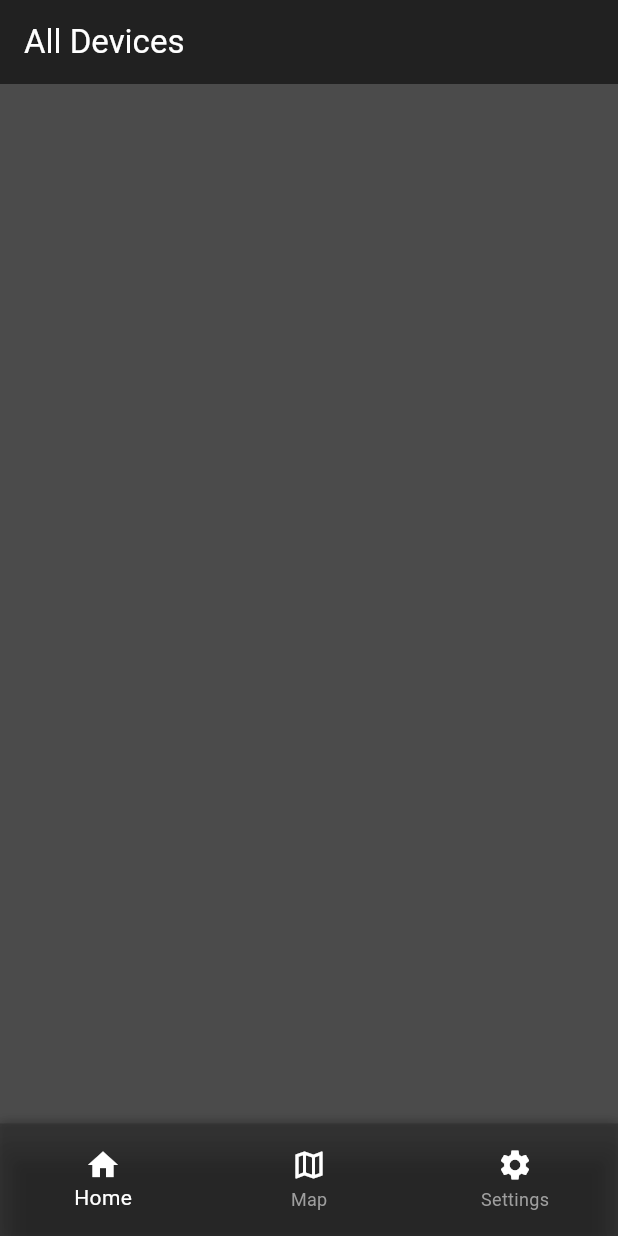
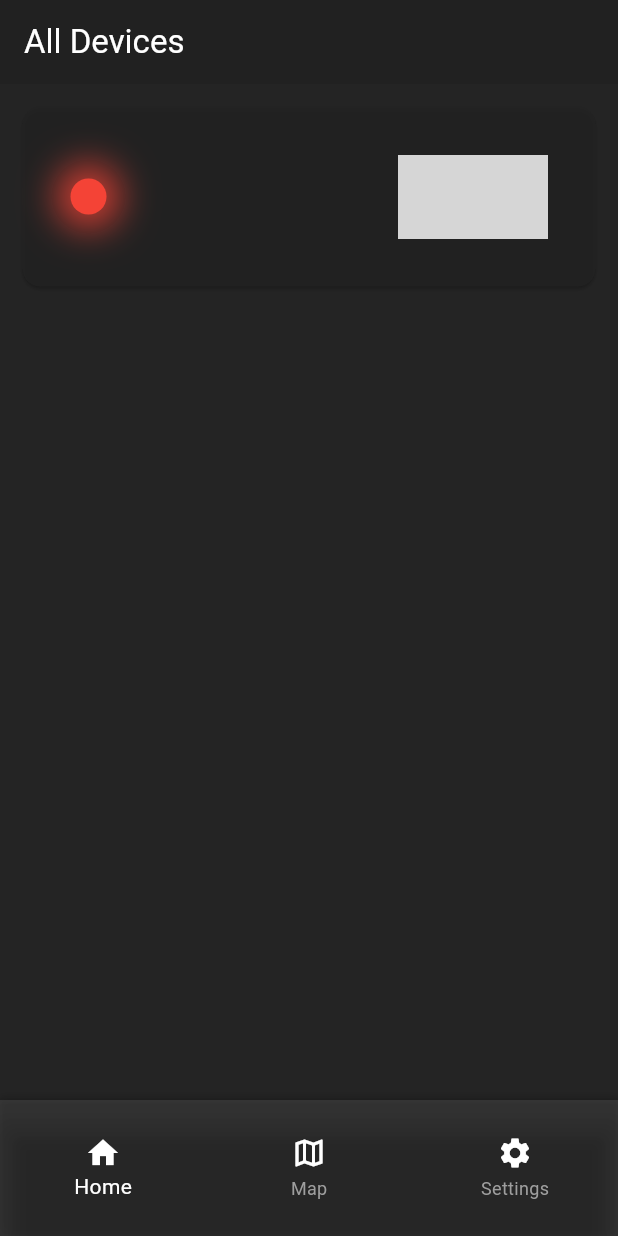
Before and after one commit to tobiassng/speedpilot, a Flutter app: the screen it shows after launch, on a phone screen of 412 x 824 dp. Run offline on Flutter 3.47's test engine with Material 3 defaults, Android fonts, the phone set to English and light mode, and no system bars; our stand-ins replace syncfusion_flutter_gauges; grey boxes are pictures that could not be loaded.

Commit message:
alter stand auf mac

```diff
--- /dev/null
+++ b/lib/starting_page/features/device_list.dart
@@ -0,0 +1,83 @@
+import 'package:flutter/material.dart';
+import 'package:speedpilot/map_page/map_scrolling_page.dart';
+
+class Devices extends StatelessWidget {
+  @override
+  Widget build(BuildContext context) {
+    return Scaffold(
+      body: Options(),
+      backgroundColor: const Color.fromARGB(200, 25, 25, 25),
+    );
+  }
+}
+
+class Options extends StatelessWidget {
+  final List<String> options = [
+    "",
+  ];
+
+  @override
+  Widget build(BuildContext context) {
+    return ListView.builder(
+      itemCount: options.length,
+      itemBuilder: (context, index) {
+        return Container(
+            height: 150,
+            child: Card(
+              color: const Color.fromARGB(200, 35, 35, 35),
+              margin: const EdgeInsets.symmetric(vertical: 15, horizontal: 15),
+              child: InkWell(
+                onTap: () {
+                  if (index == 0) {
+                    Navigator.push(
+                      context,
+                      MaterialPageRoute(builder: (context) => MapScrolling()),
+                    );
+                  }
+                },
+                customBorder: RoundedRectangleBorder(
+                  borderRadius: BorderRadius.circular(15.0),
+                ),
+                child: Padding(
+                  padding: EdgeInsets.all(32),
+                  child: Row(
+                    mainAxisAlignment: MainAxisAlignment.spaceBetween,
+                    children: [
+                      Row(
+                        children: [
+                          Container(
+                            width: 24.0,
+                            height: 30.0,
+                            decoration: BoxDecoration(
+                              color: Colors.red, // Farbe des Punktes
+                              shape: BoxShape.circle,
+                              boxShadow: [
+                                BoxShadow(
+                                  color: Colors.red.withOpacity(0.8),
+                                  spreadRadius: 10,
+                                  blurRadius: 20,
+                                  offset: Offset(0, 0),
+                                )
+                              ], // Leuchtfarbe
+                            ),
+                          ),
+                          SizedBox(width: 20),
+                          Text(
+                            options[index],
+                            style: TextStyle(color: Colors.white, fontSize: 20),
+                          ),
+                        ],
+                      ),
+                      Image.asset(
+                        './assets/images/PfuschMobil.png',
+                        height: 100,
+                      ),
+                    ],
+                  ),
+                ),
+              ),
+            ));
+      },
+    );
+  }
+}
--- a/lib/starting_page/features/navigationbar.dart
+++ b/lib/starting_page/features/navigationbar.dart
@@ -4,7 +4,7 @@ class BottomNavigation extends StatelessWidget {
   @override
   Widget build(BuildContext context) {
     return Container(
-      height: 75,
+      height: MediaQuery.of(context).size.height * 0.11,
       decoration: BoxDecoration(
         color:
             const Color.fromARGB(200, 50, 50, 50), // Setze die Hintergrundfarbe
@@ -12,7 +12,7 @@ class BottomNavigation extends StatelessWidget {
           BoxShadow(
             color: Colors.black26,
             offset: Offset(0, -1),
-            blurRadius: 5,
+            blurRadius: 5
           ),
         ],
       ),
--- a/lib/starting_page/starting_page.dart
+++ b/lib/starting_page/starting_page.dart
@@ -1,4 +1,5 @@
 import 'package:flutter/material.dart';
+import './features/device_list.dart';
 import './features/navigationbar.dart';
 
 class StartingPage extends StatelessWidget {
@@ -9,6 +10,7 @@ class StartingPage extends StatelessWidget {
       appBar: AppBar(
           title: Text('All Devices', style: TextStyle(color: Colors.white)),
           backgroundColor: Colors.grey.shade900),
+      body: Devices(),
 
       backgroundColor: const Color.fromARGB(
           200, 25, 25, 25), // Hintergrundfarbe des Scaffold
```
Also changed, not shown: lib/driving_page/features/tachometer.dart (added, +103 -0 lines), lib/driving_page/map_driving_page.dart (added, +20 -0 lines), lib/driving_page/no_map_driving_page.dart (added, +15 -0 lines), lib/map_page/features/map_carousel.dart (added, +142 -0 lines), lib/map_page/map_scrolling_page.dart (added, +15 -0 lines), assets/images/PfuschMobil.png (added).
